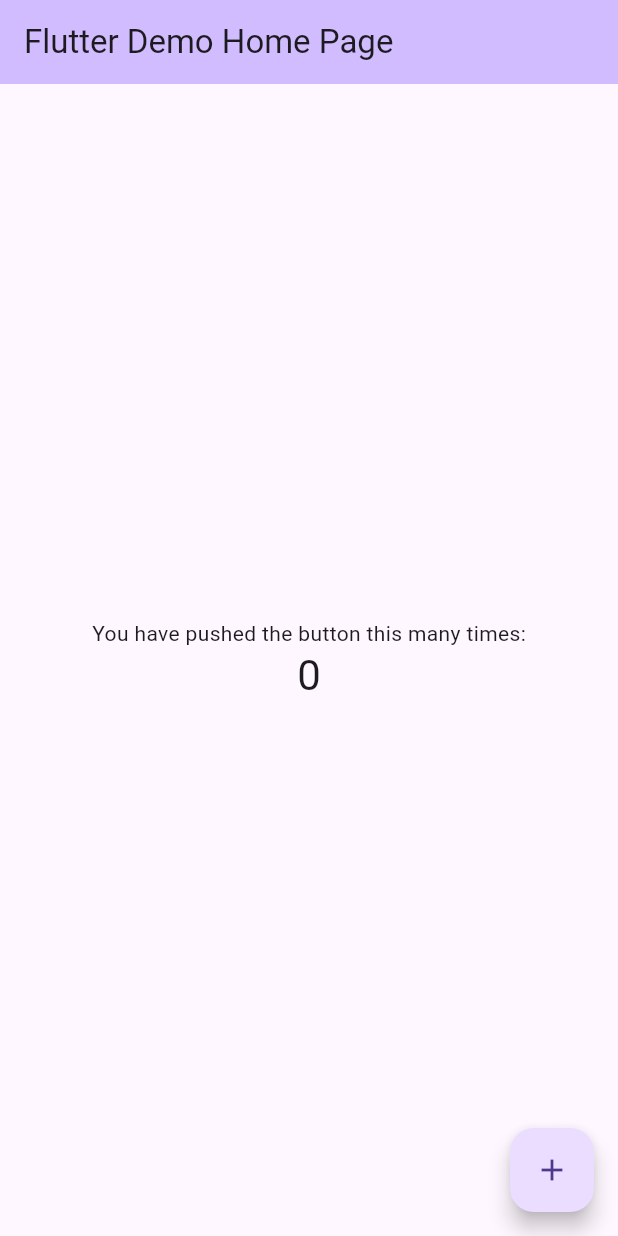
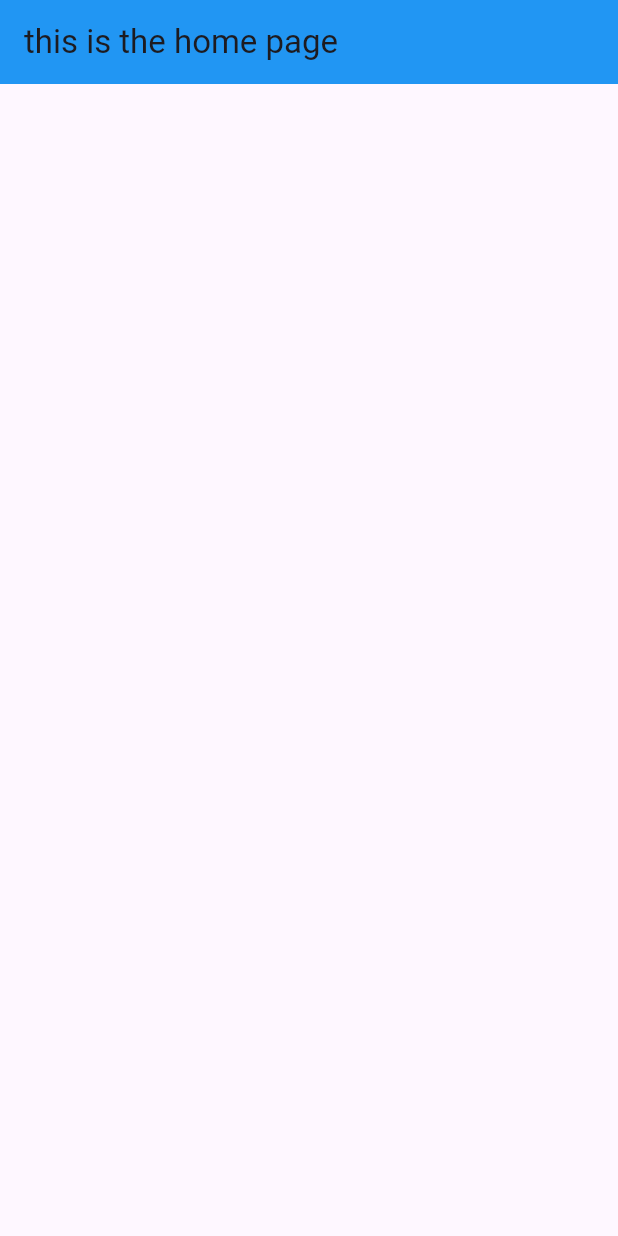
Before and after one commit to Mirii100/vacant_residents_locator_for_lentin, a Flutter app: the screen it shows after launch, on a phone screen of 412 x 824 dp. Run offline on Flutter 3.47's test engine with Material 3 defaults, Android fonts, the phone set to English and light mode, and no system bars.

Commit message:
intial changes

```diff
--- /dev/null
+++ b/lib/auth/homepage.dart
@@ -0,0 +1,17 @@
+import 'package:flutter/cupertino.dart';
+import 'package:flutter/material.dart';
+
+class Homepage extends StatelessWidget {
+  const Homepage({super.key});
+
+  @override
+  Widget build(BuildContext context) {
+    return Scaffold(
+      appBar: AppBar(
+        title: Text("this is the home page "),
+        backgroundColor: Colors.blue,
+        actions: [],
+      ),
+    );
+  }
+}
--- a/lib/main.dart
+++ b/lib/main.dart
@@ -1,4 +1,6 @@
 import 'package:flutter/material.dart';
+
+import 'auth/homepage.dart';
 
 void main() {
   runApp(const MyApp());
@@ -11,97 +13,10 @@ class MyApp extends StatelessWidget {
   @override
   Widget build(BuildContext context) {
     return MaterialApp(
-      title: 'Flutter Demo',
+      debugShowCheckedModeBanner: false,
+      title: 'welcome page',
 
-      home: const MyHomePage(title: 'Flutter Demo Home Page'),
+      home: const Homepage(),
     );
   }
 }
-
-class MyHomePage extends StatefulWidget {
-  const MyHomePage({super.key, required this.title});
-
-  // This widget is the home page of your application. It is stateful, meaning
-  // that it has a State object (defined below) that contains fields that affect
-  // how it looks.
-
-  // This class is the configuration for the state. It holds the values (in this
-  // case the title) provided by the parent (in this case the App widget) and
-  // used by the build method of the State. Fields in a Widget subclass are
-  // always marked "final".
-
-  final String title;
-
-  @override
-  State<MyHomePage> createState() => _MyHomePageState();
-}
-
-class _MyHomePageState extends State<MyHomePage> {
-  int _counter = 0;
-
-  void _incrementCounter() {
-    setState(() {
-      // This call to setState tells the Flutter framework that something has
-      // changed in this State, which causes it to rerun the build method below
-      // so that the display can reflect the updated values. If we changed
-      // _counter without calling setState(), then the build method would not be
-      // called again, and so nothing would appear to happen.
-      _counter++;
-    });
-  }
-
-  @override
-  Widget build(BuildContext context) {
-    // This method is rerun every time setState is called, for instance as done
-    // by the _incrementCounter method above.
-    //
-    // The Flutter framework has been optimized to make rerunning build methods
-    // fast, so that you can just rebuild anything that needs updating rather
-    // than having to individually change instances of widgets.
-    return Scaffold(
-      appBar: AppBar(
-        // TRY THIS: Try changing the color here to a specific color (to
-        // Colors.amber, perhaps?) and trigger a hot reload to see the AppBar
-        // change color while the other colors stay the same.
-        backgroundColor: Theme.of(context).colorScheme.inversePrimary,
-        // Here we take the value from the MyHomePage object that was created by
-        // the App.build method, and use it to set our appbar title.
-        title: Text(widget.title),
-      ),
-      body: Center(
-        // Center is a layout widget. It takes a single child and positions it
-        // in the middle of the parent.
-        child: Column(
-          // Column is also a layout widget. It takes a list of children and
-          // arranges them vertically. By default, it sizes itself to fit its
-          // children horizontally, and tries to be as tall as its parent.
-          //
-          // Column has various properties to control how it sizes itself and
-          // how it positions its children. Here we use mainAxisAlignment to
-          // center the children vertically; the main axis here is the vertical
-          // axis because Columns are vertical (the cross axis would be
-          // horizontal).
-          //
-          // TRY THIS: Invoke "debug painting" (choose the "Toggle Debug Paint"
-          // action in the IDE, or press "p" in the console), to see the
-          // wireframe for each widget.
-          mainAxisAlignment: MainAxisAlignment.center,
-          children: <Widget>[
-            const Text(
-              'You have pushed the button this many times:',
-            ),
-            Text(
-              '$_counter',
-              style: Theme.of(context).textTheme.headlineMedium,
-            ),
-          ],
-        ),
-      ),
-      floatingActionButton: FloatingActionButton(
-        onPressed: _incrementCounter,
-        tooltip: 'Increment',
-        child: const Icon(Icons.add),
-      ), // This trailing comma makes auto-formatting nicer for build methods.
-    );
-  }
-}
```
